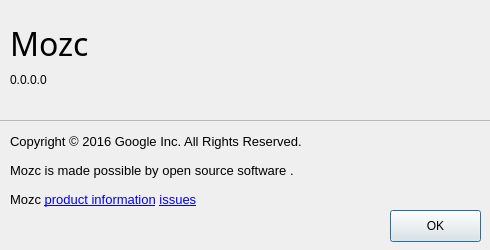
Before: the Qt Designer form src/gui/about_dialog/about_dialog.ui in google/mozc, drawn with Qt 5.
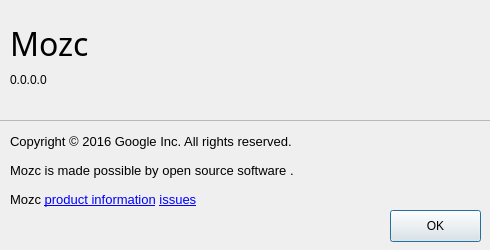
After: the same form once the commit is applied.

Commit message:
Unify the capitalization rule of copyright notice.
This is just a style fix.

BUG=
TEST=compile
REF_BUG=
REF_CL=111256994

Patch:
```diff
--- a/src/gui/about_dialog/about_dialog.ui
+++ b/src/gui/about_dialog/about_dialog.ui
@@ -107,7 +107,7 @@
         </font>
        </property>
        <property name="text">
-        <string>Copyright © 2016 Google Inc. All Rights Reserved.</string>
+        <string>Copyright © 2016 Google Inc. All rights reserved.</string>
        </property>
        <property name="alignment">
         <set>Qt::AlignLeading|Qt::AlignLeft|Qt::AlignVCenter</set>
```
The commit also changes 4 other files.
